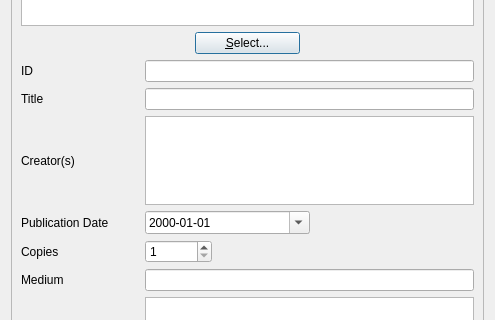
This is UI/biblioteq_photograph.ui in textbrowser/biblioteq as Qt 5 draws it before an edit; both pictures show x 0 to 495 and y 195 to 515 of the 495 by 1095 pixel window. The edited form follows.
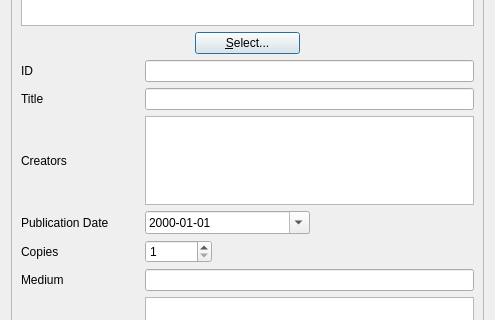
This is the edited form. Icons and pictures are not drawn. Custom widgets are drawn as their Qt base class.

What changed in the file:
```diff
--- a/UI/biblioteq_photograph.ui
+++ b/UI/biblioteq_photograph.ui
@@ -101,7 +101,7 @@
          <item row="2" column="0">
           <widget class="QLabel" name="label_12">
            <property name="text">
-            <string>Creator(s)</string>
+            <string>Creators</string>
            </property>
           </widget>
          </item>
```
